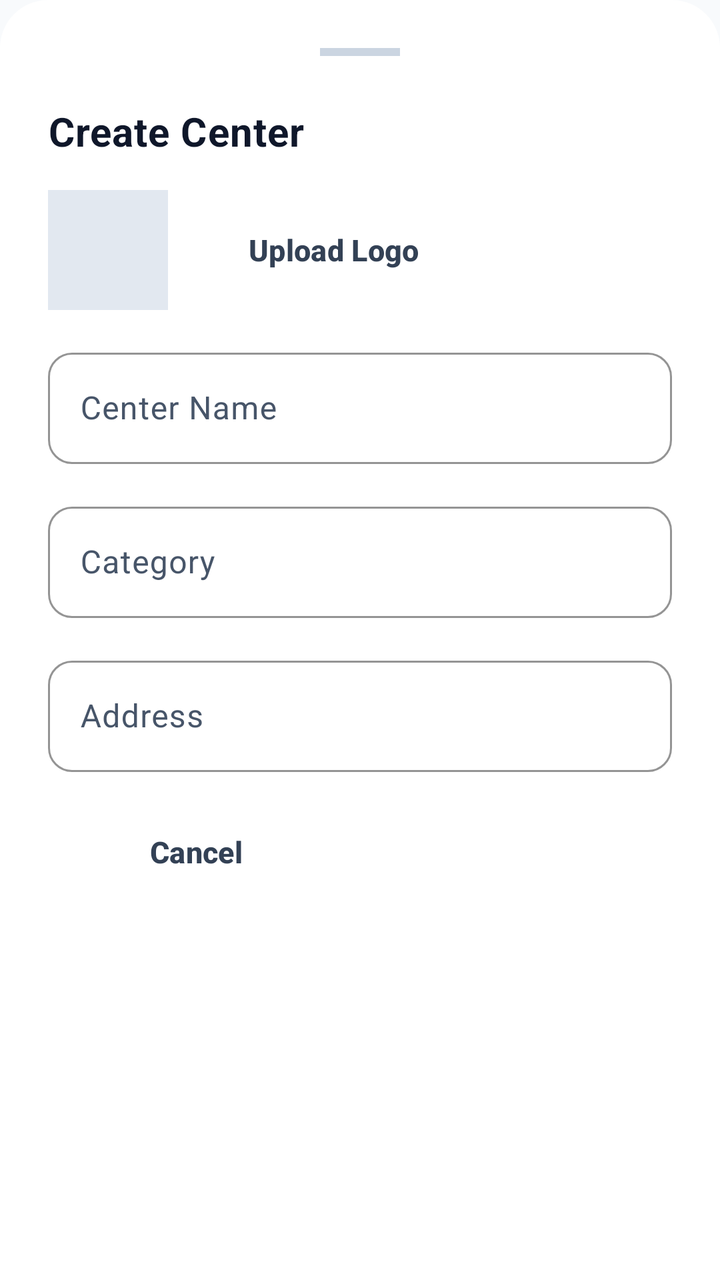
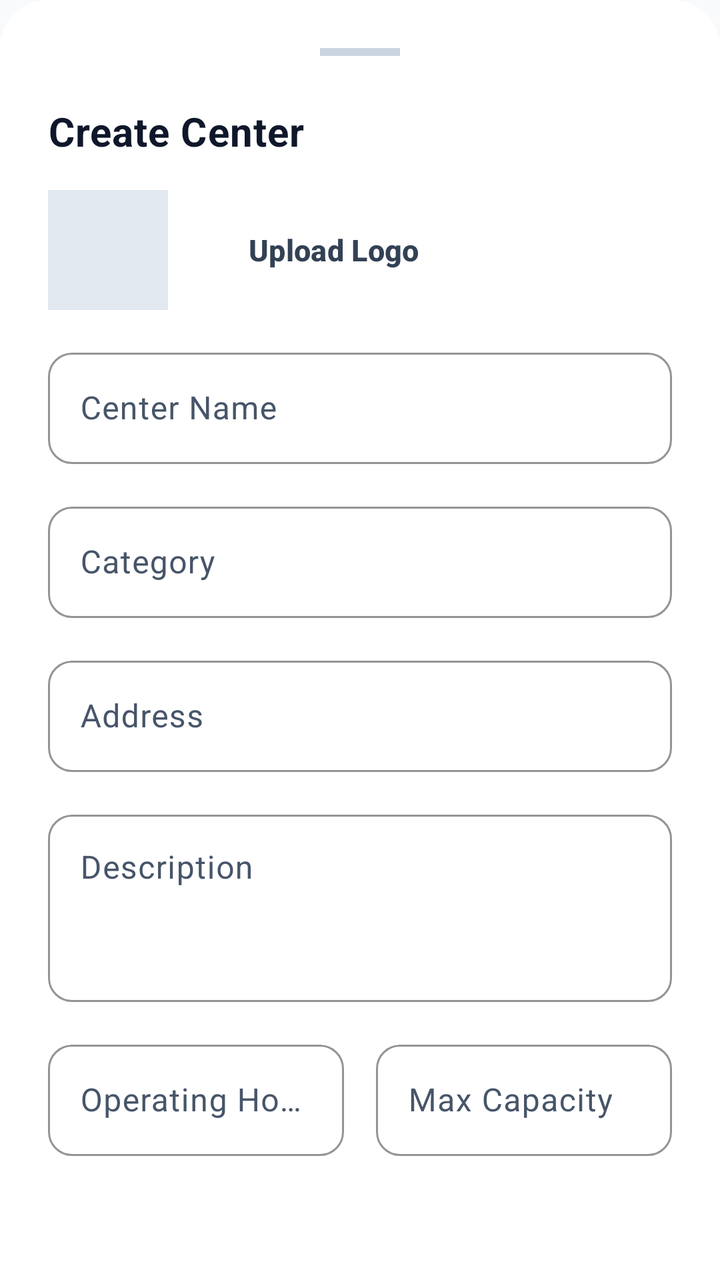

Compare the two renders of this Android layout. The source of the first and the diff that turns it into the second are given below.
<!-- AndroidManifest.xml: application theme Theme.QueueEase -->
<!-- res/layout/bottom_sheet_edit_center.xml -->
<?xml version="1.0" encoding="utf-8"?>
<LinearLayout xmlns:android="http://schemas.android.com/apk/res/android"
    xmlns:app="http://schemas.android.com/apk/res-auto"
    android:layout_width="match_parent"
    android:layout_height="wrap_content"
    android:background="@drawable/bg_bottom_sheet"
    android:orientation="vertical"
    android:padding="24dp">

    <View
        android:layout_width="40dp"
        android:layout_height="4dp"
        android:layout_gravity="center_horizontal"
        android:layout_marginBottom="24dp"
        android:background="@color/gray_300" />

    <TextView
        android:id="@+id/tvTitle"
        style="@style/QueueEase.Text.SectionTitle"
        android:layout_width="wrap_content"
        android:layout_height="wrap_content"
        android:layout_marginBottom="16dp"
        android:text="@string/create_center" />

    <LinearLayout
        android:layout_width="match_parent"
        android:layout_height="wrap_content"
        android:orientation="horizontal"
        android:gravity="center_vertical"
        android:layout_marginBottom="16dp">

        <ImageView
            android:id="@+id/ivLogo"
            android:layout_width="60dp"
            android:layout_height="60dp"
            android:background="@color/gray_200"
            android:scaleType="centerCrop"
            android:layout_marginEnd="16dp"
            android:contentDescription="Brand Logo" />

        <Button
            android:id="@+id/btnUploadLogo"
            style="@style/QueueEase.Button.Outline"
            android:layout_width="wrap_content"
            android:layout_height="wrap_content"
            android:text="Upload Logo" />
    </LinearLayout>

    <com.google.android.material.textfield.TextInputLayout
        style="@style/QueueEase.TextInput"
        android:layout_width="match_parent"
        android:layout_height="wrap_content"
        android:hint="@string/center_name"
        android:layout_marginBottom="16dp">

        <com.google.android.material.textfield.TextInputEditText
            android:id="@+id/etName"
            android:layout_width="match_parent"
            android:layout_height="wrap_content"
            android:inputType="text" />
    </com.google.android.material.textfield.TextInputLayout>

    <com.google.android.material.textfield.TextInputLayout
        style="@style/QueueEase.TextInput"
        android:layout_width="match_parent"
        android:layout_height="wrap_content"
        android:hint="@string/category"
        android:layout_marginBottom="16dp">

        <com.google.android.material.textfield.TextInputEditText
            android:id="@+id/etCategory"
            android:layout_width="match_parent"
            android:layout_height="wrap_content"
            android:inputType="text" />
    </com.google.android.material.textfield.TextInputLayout>

    <com.google.android.material.textfield.TextInputLayout
        style="@style/QueueEase.TextInput"
        android:layout_width="match_parent"
        android:layout_height="wrap_content"
        android:hint="@string/address"
        android:layout_marginBottom="16dp">

        <com.google.android.material.textfield.TextInputEditText
            android:id="@+id/etAddress"
            android:layout_width="match_parent"
            android:layout_height="wrap_content"
            android:inputType="textPostalAddress" />
    </com.google.android.material.textfield.TextInputLayout>

    <LinearLayout
        android:layout_width="match_parent"
        android:layout_height="wrap_content"
        android:orientation="horizontal"
        android:layout_marginBottom="32dp">

        <Button
            android:id="@+id/btnCancel"
            style="@style/QueueEase.Button.Outline"
            android:layout_width="0dp"
            android:layout_height="wrap_content"
            android:layout_weight="1"
            android:layout_marginEnd="8dp"
            android:text="@string/cancel" />

        <Button
            android:id="@+id/btnSave"
            style="@style/QueueEase.Button.Primary"
            android:layout_width="0dp"
            android:layout_height="wrap_content"
            android:layout_weight="1"
            android:layout_marginStart="8dp"
            android:text="@string/save" />
    </LinearLayout>

</LinearLayout>
<!-- resources referenced by this layout -->
<resources>
  <color name="gray_200">#E2E8F0</color>
  <color name="gray_300">#CBD5E1</color>
  <!-- drawable bg_bottom_sheet (drawable) -->
  <?xml version="1.0" encoding="utf-8"?>
  <shape xmlns:android="http://schemas.android.com/apk/res/android"
      android:shape="rectangle">
      <solid android:color="#FFFFFF" />
      <corners
          android:topLeftRadius="24dp"
          android:topRightRadius="24dp" />
  </shape>
  <string name="address">Address</string>
  <string name="cancel">Cancel</string>
  <string name="category">Category</string>
  <string name="center_name">Center Name</string>
  <string name="create_center">Create Center</string>
  <string name="save">Save</string>
  <style name="QueueEase.Button.Outline" parent="Widget.Material3.Button.OutlinedButton">
          <item name="android:layout_height">@dimen/button_height</item>
          <item name="android:textAllCaps">false</item>
          <item name="android:textSize">@dimen/text_base</item>
          <item name="android:textStyle">bold</item>
          <item name="cornerRadius">@dimen/radius_md</item>
          <item name="strokeColor">@color/gray_300</item>
          <item name="android:textColor">@color/gray_700</item>
      </style>
  <style name="QueueEase.Button.Primary" parent="QueueEase.Button">
          <item name="backgroundTint">@color/blue_600</item>
          <item name="android:textColor">@color/white</item>
      </style>
  <style name="QueueEase.Text.SectionTitle">
          <item name="android:textSize">@dimen/text_xl</item>
          <item name="android:textStyle">bold</item>
          <item name="android:textColor">@color/gray_900</item>
      </style>
  <style name="Theme.QueueEase" parent="Base.Theme.QueueEase" />
  <dimen name="button_height">48dp</dimen>
  <dimen name="text_base">15sp</dimen>
  <dimen name="radius_md">12dp</dimen>
  <color name="gray_700">#334155</color>
  <style name="QueueEase.Button" parent="Widget.Material3.Button">
          <item name="android:layout_height">@dimen/button_height</item>
          <item name="android:textAllCaps">false</item>
          <item name="android:textSize">@dimen/text_base</item>
          <item name="android:textStyle">bold</item>
          <item name="cornerRadius">@dimen/radius_md</item>
      </style>
  <color name="blue_600">#1D4ED8</color>
  <color name="white">#FFFFFFFF</color>
  <dimen name="text_xl">20sp</dimen>
  <color name="gray_900">#0F172A</color>
  <color name="blue_100">#DBEAFE</color>
  <color name="blue_700">#1E40AF</color>
  <color name="green_600">#047857</color>
  <color name="green_50">#ECFDF5</color>
  <color name="purple_500">#7C3AED</color>
  <color name="red_500">#DC2626</color>
  <color name="red_50">#FEF2F2</color>
  <color name="gray_800">#1E293B</color>
  <color name="gray_50">#F8FAFC</color>
  <color name="gray_600">#475569</color>
  <color name="border_subtle">#E5E7EB</color>
  <style name="QueueEase.ShapeSmall" parent="ShapeAppearance.Material3.SmallComponent">
          <item name="cornerSize">8dp</item>
      </style>
  <style name="QueueEase.ShapeMedium" parent="ShapeAppearance.Material3.MediumComponent">
          <item name="cornerSize">12dp</item>
      </style>
  <style name="QueueEase.ShapeLarge" parent="ShapeAppearance.Material3.LargeComponent">
          <item name="cornerSize">16dp</item>
      </style>
  <!-- unchanged entries left out for length: 2 -->
</resources>

<!-- the commit's change to res/layout/bottom_sheet_edit_center.xml (unified diff, before → after) -->
@@ -88,6 +88,68 @@
             android:inputType="textPostalAddress" />
     </com.google.android.material.textfield.TextInputLayout>
 
+    <com.google.android.material.textfield.TextInputLayout
+        style="@style/QueueEase.TextInput"
+        android:layout_width="match_parent"
+        android:layout_height="wrap_content"
+        android:hint="@string/description"
+        android:layout_marginBottom="16dp">
+
+        <com.google.android.material.textfield.TextInputEditText
+            android:id="@+id/etDescription"
+            android:layout_width="match_parent"
+            android:layout_height="wrap_content"
+            android:inputType="textMultiLine"
+            android:minLines="3"
+            android:gravity="top|start" />
+    </com.google.android.material.textfield.TextInputLayout>
+
+    <LinearLayout
+        android:layout_width="match_parent"
+        android:layout_height="wrap_content"
+        android:orientation="horizontal"
+        android:layout_marginBottom="16dp">
+
+        <com.google.android.material.textfield.TextInputLayout
+            style="@style/QueueEase.TextInput"
+            android:layout_width="0dp"
+            android:layout_weight="1"
+            android:layout_height="wrap_content"
+            android:hint="Operating Hours"
+            android:layout_marginEnd="8dp">
+
+            <com.google.android.material.textfield.TextInputEditText
+                android:id="@+id/etOperatingHours"
+                android:layout_width="match_parent"
+                android:layout_height="wrap_content"
+                android:inputType="text" />
+        </com.google.android.material.textfield.TextInputLayout>
+
+        <com.google.android.material.textfield.TextInputLayout
+            style="@style/QueueEase.TextInput"
+            android:layout_width="0dp"
+            android:layout_weight="1"
+            android:layout_height="wrap_content"
+            android:hint="Max Capacity"
+            android:layout_marginStart="8dp">
+
+            <com.google.android.material.textfield.TextInputEditText
+                android:id="@+id/etMaxCapacity"
+                android:layout_width="match_parent"
+                android:layout_height="wrap_content"
+                android:inputType="number" />
+        </com.google.android.material.textfield.TextInputLayout>
+    </LinearLayout>
+
+    <Button
+        android:id="@+id/btnDelete"
+        style="@style/QueueEase.Button.Danger"
+        android:layout_width="match_parent"
+        android:layout_height="wrap_content"
+        android:layout_marginBottom="16dp"
+        android:text="Delete Center"
+        android:visibility="gone" />
+
     <LinearLayout
         android:layout_width="match_parent"
         android:layout_height="wrap_content"
<!-- resource entries referenced after the edit -->
@@ -16,7 +16,12 @@
   <string name="category">Category</string>
   <string name="center_name">Center Name</string>
   <string name="create_center">Create Center</string>
+  <string name="description">Description</string>
   <string name="save">Save</string>
+  <style name="QueueEase.Button.Danger" parent="QueueEase.Button">
+          <item name="backgroundTint">@color/red_600</item>
+          <item name="android:textColor">@color/white</item>
+      </style>
   <style name="QueueEase.Button.Outline" parent="Widget.Material3.Button.OutlinedButton">
           <item name="android:layout_height">@dimen/button_height</item>
           <item name="android:textAllCaps">false</item>
@@ -47,6 +52,7 @@
           <item name="android:textStyle">bold</item>
           <item name="cornerRadius">@dimen/radius_md</item>
       </style>
+  <color name="red_600">#B91C1C</color>
   <color name="blue_600">#1D4ED8</color>
   <color name="white">#FFFFFFFF</color>
   <dimen name="text_xl">20sp</dimen>
